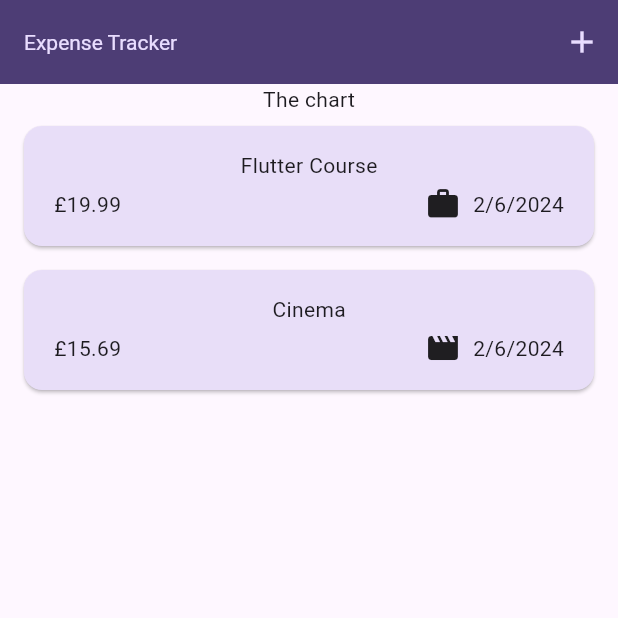
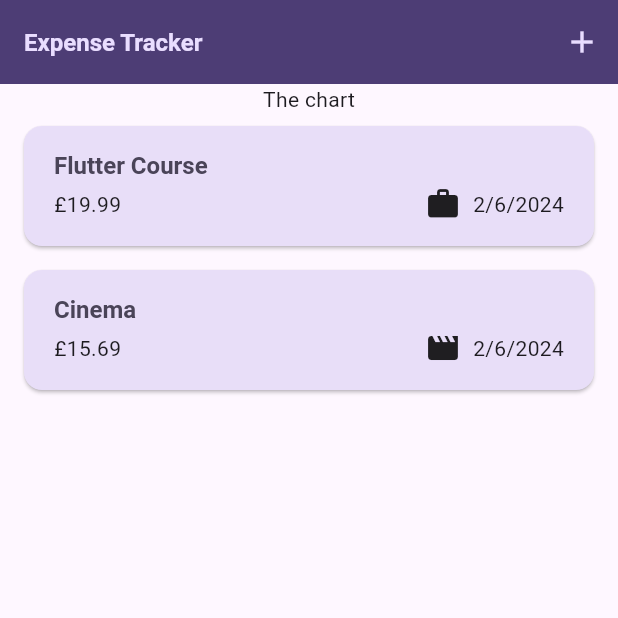
Before and after one commit to oscarlagatta/flutter_expense_tracker, a Flutter app: the screen it shows after launch, on a phone screen of 412 x 824 dp, the top half of it. Run offline on Flutter 3.47's test engine with Material 3 defaults, Android fonts, the phone set to English and light mode, and no system bars.

```diff
--- a/lib/widgets/expenses_list/expense_item.dart
+++ b/lib/widgets/expenses_list/expense_item.dart
@@ -10,26 +10,34 @@ class ExpenseItem extends StatelessWidget {
   Widget build(BuildContext context) {
     return Card(
       child: Padding(
-        padding: const EdgeInsets.symmetric(
-          horizontal: 20,
-          vertical: 16
+        padding: const EdgeInsets.symmetric(horizontal: 20, vertical: 16),
+        child: Column(
+          crossAxisAlignment: CrossAxisAlignment.start,
+          children: [
+            Text(
+              expense.title,
+              style: Theme.of(context).textTheme.titleLarge,
             ),
-        child: Column(children: [
-          Text(expense.title),
-          const SizedBox(height: 4,),
+            const SizedBox(
+              height: 4,
+            ),
             Row(
               children: [
                 Text('£${expense.amount.toStringAsFixed(2)}'),
                 const Spacer(),
-              Row(children: [
+                Row(
+                  children: [
                     Icon(categoryIcons[expense.category]),
-                const SizedBox(width: 8,),
+                    const SizedBox(
+                      width: 8,
+                    ),
                     Text(expense.formattedDate)
-              ],),
+                  ],
+                ),
               ],
             )
-
-        ],),
+          ],
+        ),
       ),
     );
   }
--- a/lib/widgets/expenses_list/expenses_list.dart
+++ b/lib/widgets/expenses_list/expenses_list.dart
@@ -15,6 +15,11 @@ class ExpensesList extends StatelessWidget {
     return ListView.builder(
       itemCount: expenses.length,
       itemBuilder: (ctx, index) => Dismissible(
+        background: Container(
+          color: Theme.of(context).colorScheme.error,
+          margin: EdgeInsets.symmetric(
+              horizontal: Theme.of(context).cardTheme.margin!.horizontal),
+        ),
         key: ValueKey(expenses[index]),
         onDismissed: (direction) {
           onRemoveExpense(expenses[index]);
```
Also changed, not shown: lib/main.dart (+25 -3 lines). Lines whose indentation alone changed are shown as unchanged.
